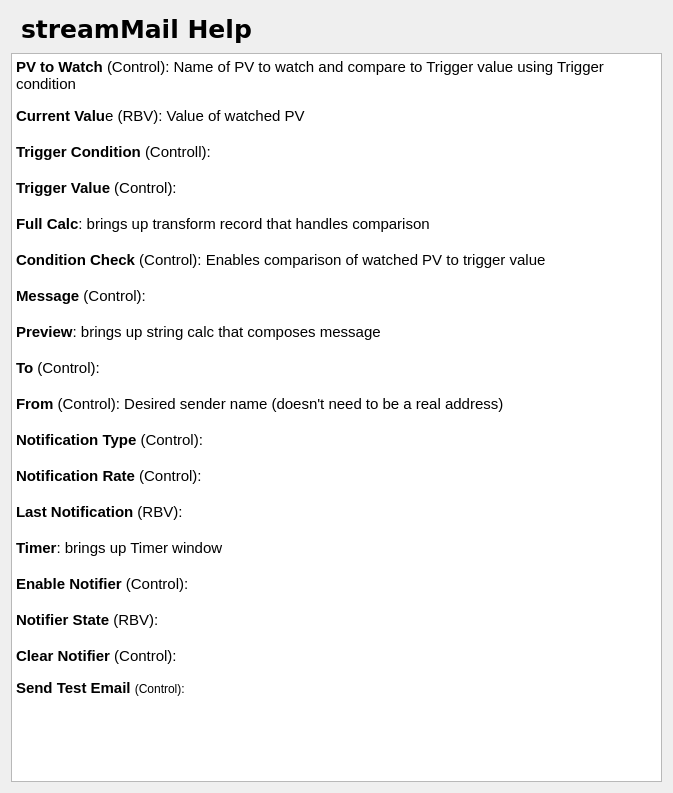
Old version of the form sMailApp/op/ui/streamMail_help.ui in the repository BCDA-APS/streamMail.
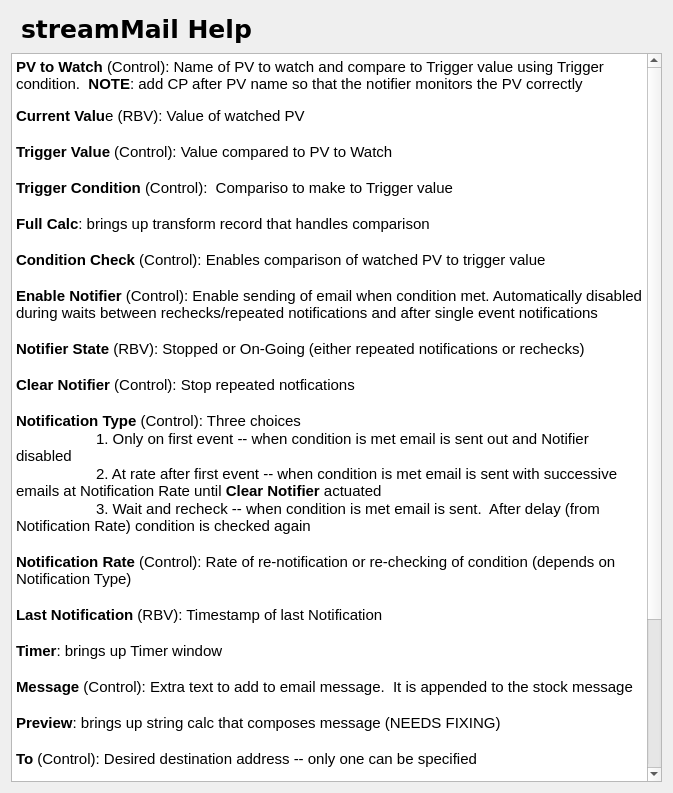
New version of the form. Custom widgets are drawn as their Qt base class.

```diff
--- a/sMailApp/op/ui/streamMail_help.ui
+++ b/sMailApp/op/ui/streamMail_help.ui
@@ -125,41 +125,52 @@
 &lt;html&gt;&lt;head&gt;&lt;meta name=&quot;qrichtext&quot; content=&quot;1&quot; /&gt;&lt;style type=&quot;text/css&quot;&gt;
 p, li { white-space: pre-wrap; }
 &lt;/style&gt;&lt;/head&gt;&lt;body style=&quot; font-family:'Sans Serif'; font-size:9pt; font-weight:400; font-style:normal;&quot;&gt;
-&lt;p style=&quot; margin-top:0px; margin-bottom:0px; margin-left:0px; margin-right:0px; -qt-block-indent:0; text-indent:0px;&quot;&gt;&lt;span style=&quot; font-family:'Cantarell'; font-size:11pt; font-weight:600;&quot;&gt;PV to Watch&lt;/span&gt;&lt;span style=&quot; font-family:'Cantarell'; font-size:11pt;&quot;&gt; (Control): Name of PV to watch and compare to Trigger value using Trigger condition&lt;/span&gt;&lt;/p&gt;
+&lt;p style=&quot; margin-top:0px; margin-bottom:0px; margin-left:0px; margin-right:0px; -qt-block-indent:0; text-indent:0px;&quot;&gt;&lt;span style=&quot; font-family:'Cantarell'; font-size:11pt; font-weight:600;&quot;&gt;PV to Watch&lt;/span&gt;&lt;span style=&quot; font-family:'Cantarell'; font-size:11pt;&quot;&gt; (Control): Name of PV to watch and compare to Trigger value using Trigger condition.  &lt;/span&gt;&lt;span style=&quot; font-family:'Cantarell'; font-size:11pt; font-weight:600;&quot;&gt;NOTE&lt;/span&gt;&lt;span style=&quot; font-family:'Cantarell'; font-size:11pt;&quot;&gt;: add CP after PV name so that the notifier monitors the PV correctly&lt;/span&gt;&lt;/p&gt;
 &lt;p style=&quot;-qt-paragraph-type:empty; margin-top:0px; margin-bottom:0px; margin-left:0px; margin-right:0px; -qt-block-indent:0; text-indent:0px;&quot;&gt;&lt;br /&gt;&lt;/p&gt;
 &lt;p style=&quot; margin-top:0px; margin-bottom:0px; margin-left:0px; margin-right:0px; -qt-block-indent:0; text-indent:0px;&quot;&gt;&lt;span style=&quot; font-family:'Cantarell'; font-size:11pt; font-weight:600;&quot;&gt;Current Valu&lt;/span&gt;&lt;span style=&quot; font-family:'Cantarell'; font-size:11pt;&quot;&gt;e (RBV): Value of watched PV&lt;/span&gt;&lt;/p&gt;
 &lt;p style=&quot;-qt-paragraph-type:empty; margin-top:0px; margin-bottom:0px; margin-left:0px; margin-right:0px; -qt-block-indent:0; text-indent:0px; font-family:'Cantarell'; font-size:11pt;&quot;&gt;&lt;br /&gt;&lt;/p&gt;
-&lt;p style=&quot; margin-top:0px; margin-bottom:0px; margin-left:0px; margin-right:0px; -qt-block-indent:0; text-indent:0px;&quot;&gt;&lt;span style=&quot; font-family:'Cantarell'; font-size:11pt; font-weight:600;&quot;&gt;Trigger Condition&lt;/span&gt;&lt;span style=&quot; font-family:'Cantarell'; font-size:11pt;&quot;&gt; (Controll): &lt;/span&gt;&lt;/p&gt;
+&lt;p style=&quot; margin-top:0px; margin-bottom:0px; margin-left:0px; margin-right:0px; -qt-block-indent:0; text-indent:0px;&quot;&gt;&lt;span style=&quot; font-family:'Cantarell'; font-size:11pt; font-weight:600;&quot;&gt;Trigger Value&lt;/span&gt;&lt;span style=&quot; font-family:'Cantarell'; font-size:11pt;&quot;&gt; (Control): Value compared to PV to Watch&lt;/span&gt;&lt;/p&gt;
 &lt;p style=&quot;-qt-paragraph-type:empty; margin-top:0px; margin-bottom:0px; margin-left:0px; margin-right:0px; -qt-block-indent:0; text-indent:0px; font-family:'Cantarell'; font-size:11pt;&quot;&gt;&lt;br /&gt;&lt;/p&gt;
-&lt;p style=&quot; margin-top:0px; margin-bottom:0px; margin-left:0px; margin-right:0px; -qt-block-indent:0; text-indent:0px;&quot;&gt;&lt;span style=&quot; font-family:'Cantarell'; font-size:11pt; font-weight:600;&quot;&gt;Trigger Value&lt;/span&gt;&lt;span style=&quot; font-family:'Cantarell'; font-size:11pt;&quot;&gt; (Control): &lt;/span&gt;&lt;/p&gt;
+&lt;p style=&quot; margin-top:0px; margin-bottom:0px; margin-left:0px; margin-right:0px; -qt-block-indent:0; text-indent:0px;&quot;&gt;&lt;span style=&quot; font-family:'Cantarell'; font-size:11pt; font-weight:600;&quot;&gt;Trigger Condition&lt;/span&gt;&lt;span style=&quot; font-family:'Cantarell'; font-size:11pt;&quot;&gt; (Control):  Compariso to make to Trigger value&lt;/span&gt;&lt;/p&gt;
 &lt;p style=&quot;-qt-paragraph-type:empty; margin-top:0px; margin-bottom:0px; margin-left:0px; margin-right:0px; -qt-block-indent:0; text-indent:0px; font-family:'Cantarell'; font-size:11pt;&quot;&gt;&lt;br /&gt;&lt;/p&gt;
 &lt;p style=&quot; margin-top:0px; margin-bottom:0px; margin-left:0px; margin-right:0px; -qt-block-indent:0; text-indent:0px;&quot;&gt;&lt;span style=&quot; font-family:'Cantarell'; font-size:11pt; font-weight:600;&quot;&gt;Full Calc&lt;/span&gt;&lt;span style=&quot; font-family:'Cantarell'; font-size:11pt;&quot;&gt;: brings up transform record that handles comparison&lt;/span&gt;&lt;/p&gt;
 &lt;p style=&quot;-qt-paragraph-type:empty; margin-top:0px; margin-bottom:0px; margin-left:0px; margin-right:0px; -qt-block-indent:0; text-indent:0px; font-family:'Cantarell'; font-size:11pt;&quot;&gt;&lt;br /&gt;&lt;/p&gt;
 &lt;p style=&quot; margin-top:0px; margin-bottom:0px; margin-left:0px; margin-right:0px; -qt-block-indent:0; text-indent:0px;&quot;&gt;&lt;span style=&quot; font-family:'Cantarell'; font-size:11pt; font-weight:600;&quot;&gt;Condition Check &lt;/span&gt;&lt;span style=&quot; font-family:'Cantarell'; font-size:11pt;&quot;&gt;(Control): Enables comparison of watched PV to trigger value&lt;/span&gt;&lt;/p&gt;
 &lt;p style=&quot;-qt-paragraph-type:empty; margin-top:0px; margin-bottom:0px; margin-left:0px; margin-right:0px; -qt-block-indent:0; text-indent:0px; font-family:'Cantarell'; font-size:11pt;&quot;&gt;&lt;br /&gt;&lt;/p&gt;
-&lt;p style=&quot; margin-top:0px; margin-bottom:0px; margin-left:0px; margin-right:0px; -qt-block-indent:0; text-indent:0px;&quot;&gt;&lt;span style=&quot; font-family:'Cantarell'; font-size:11pt; font-weight:600;&quot;&gt;Message&lt;/span&gt;&lt;span style=&quot; font-family:'Cantarell'; font-size:11pt;&quot;&gt; (Control):&lt;/span&gt;&lt;/p&gt;
+&lt;p style=&quot; margin-top:0px; margin-bottom:0px; margin-left:0px; margin-right:0px; -qt-block-indent:0; text-indent:0px;&quot;&gt;&lt;span style=&quot; font-family:'Cantarell'; font-size:11pt; font-weight:600;&quot;&gt;Enable Notifier &lt;/span&gt;&lt;span style=&quot; font-family:'Cantarell'; font-size:11pt;&quot;&gt;(Control): Enable sending of email when condition met. Automatically disabled during waits between rechecks/repeated notifications and after single event notifications&lt;/span&gt;&lt;/p&gt;
 &lt;p style=&quot;-qt-paragraph-type:empty; margin-top:0px; margin-bottom:0px; margin-left:0px; margin-right:0px; -qt-block-indent:0; text-indent:0px; font-family:'Cantarell'; font-size:11pt;&quot;&gt;&lt;br /&gt;&lt;/p&gt;
-&lt;p style=&quot; margin-top:0px; margin-bottom:0px; margin-left:0px; margin-right:0px; -qt-block-indent:0; text-indent:0px;&quot;&gt;&lt;span style=&quot; font-family:'Cantarell'; font-size:11pt; font-weight:600;&quot;&gt;Preview&lt;/span&gt;&lt;span style=&quot; font-family:'Cantarell'; font-size:11pt;&quot;&gt;: brings up string calc that composes message&lt;/span&gt;&lt;/p&gt;
+&lt;p style=&quot; margin-top:0px; margin-bottom:0px; margin-left:0px; margin-right:0px; -qt-block-indent:0; text-indent:0px;&quot;&gt;&lt;span style=&quot; font-family:'Cantarell'; font-size:11pt; font-weight:600;&quot;&gt;Notifier State&lt;/span&gt;&lt;span style=&quot; font-family:'Cantarell'; font-size:11pt;&quot;&gt; (RBV): Stopped or On-Going (either repeated notifications or rechecks)&lt;/span&gt;&lt;/p&gt;
 &lt;p style=&quot;-qt-paragraph-type:empty; margin-top:0px; margin-bottom:0px; margin-left:0px; margin-right:0px; -qt-block-indent:0; text-indent:0px; font-family:'Cantarell'; font-size:11pt;&quot;&gt;&lt;br /&gt;&lt;/p&gt;
-&lt;p style=&quot; margin-top:0px; margin-bottom:0px; margin-left:0px; margin-right:0px; -qt-block-indent:0; text-indent:0px;&quot;&gt;&lt;span style=&quot; font-family:'Cantarell'; font-size:11pt; font-weight:600;&quot;&gt;To&lt;/span&gt;&lt;span style=&quot; font-family:'Cantarell'; font-size:11pt;&quot;&gt; (Control):&lt;/span&gt;&lt;/p&gt;
+&lt;p style=&quot; margin-top:0px; margin-bottom:0px; margin-left:0px; margin-right:0px; -qt-block-indent:0; text-indent:0px;&quot;&gt;&lt;span style=&quot; font-family:'Cantarell'; font-size:11pt; font-weight:600;&quot;&gt;Clear Notifier&lt;/span&gt;&lt;span style=&quot; font-family:'Cantarell'; font-size:11pt;&quot;&gt; (Control): Stop repeated notfications &lt;/span&gt;&lt;/p&gt;
 &lt;p style=&quot;-qt-paragraph-type:empty; margin-top:0px; margin-bottom:0px; margin-left:0px; margin-right:0px; -qt-block-indent:0; text-indent:0px; font-family:'Cantarell'; font-size:11pt;&quot;&gt;&lt;br /&gt;&lt;/p&gt;
-&lt;p style=&quot; margin-top:0px; margin-bottom:0px; margin-left:0px; margin-right:0px; -qt-block-indent:0; text-indent:0px;&quot;&gt;&lt;span style=&quot; font-family:'Cantarell'; font-size:11pt; font-weight:600;&quot;&gt;From&lt;/span&gt;&lt;span style=&quot; font-family:'Cantarell'; font-size:11pt;&quot;&gt; (Control): Desired sender name (doesn't need to be a real address)&lt;/span&gt;&lt;/p&gt;
+&lt;p style=&quot; margin-top:0px; margin-bottom:0px; margin-left:0px; margin-right:0px; -qt-block-indent:0; text-indent:0px;&quot;&gt;&lt;span style=&quot; font-family:'Cantarell'; font-size:11pt; font-weight:600;&quot;&gt;Notification Type&lt;/span&gt;&lt;span style=&quot; font-family:'Cantarell'; font-size:11pt;&quot;&gt; (Control): Three choices &lt;/span&gt;&lt;/p&gt;
+&lt;p style=&quot; margin-top:0px; margin-bottom:0px; margin-left:0px; margin-right:0px; -qt-block-indent:0; text-indent:0px;&quot;&gt;&lt;span style=&quot; font-family:'Cantarell'; font-size:11pt;&quot;&gt;	1. Only on first event -- when condition is met email is sent out and Notifier disabled&lt;/span&gt;&lt;/p&gt;
+&lt;p style=&quot; margin-top:0px; margin-bottom:0px; margin-left:0px; margin-right:0px; -qt-block-indent:0; text-indent:0px;&quot;&gt;&lt;span style=&quot; font-family:'Cantarell'; font-size:11pt;&quot;&gt;	2. At rate after first event -- when condition is met email is sent with successive emails at Notification Rate until &lt;/span&gt;&lt;span style=&quot; font-family:'Cantarell'; font-size:11pt; font-weight:600;&quot;&gt;Clear Notifier&lt;/span&gt;&lt;span style=&quot; font-family:'Cantarell'; font-size:11pt;&quot;&gt; actuated&lt;/span&gt;&lt;/p&gt;
+&lt;p style=&quot; margin-top:0px; margin-bottom:0px; margin-left:0px; margin-right:0px; -qt-block-indent:0; text-indent:0px;&quot;&gt;&lt;span style=&quot; font-family:'Cantarell'; font-size:11pt;&quot;&gt;	3. Wait and recheck -- when condition is met email is sent.  After delay (from Notification Rate) condition is checked again&lt;/span&gt;&lt;/p&gt;
 &lt;p style=&quot;-qt-paragraph-type:empty; margin-top:0px; margin-bottom:0px; margin-left:0px; margin-right:0px; -qt-block-indent:0; text-indent:0px; font-family:'Cantarell'; font-size:11pt;&quot;&gt;&lt;br /&gt;&lt;/p&gt;
-&lt;p style=&quot; margin-top:0px; margin-bottom:0px; margin-left:0px; margin-right:0px; -qt-block-indent:0; text-indent:0px;&quot;&gt;&lt;span style=&quot; font-family:'Cantarell'; font-size:11pt; font-weight:600;&quot;&gt;Notification Type&lt;/span&gt;&lt;span style=&quot; font-family:'Cantarell'; font-size:11pt;&quot;&gt; (Control):&lt;/span&gt;&lt;/p&gt;
+&lt;p style=&quot; margin-top:0px; margin-bottom:0px; margin-left:0px; margin-right:0px; -qt-block-indent:0; text-indent:0px;&quot;&gt;&lt;span style=&quot; font-family:'Cantarell'; font-size:11pt; font-weight:600;&quot;&gt;Notification Rate&lt;/span&gt;&lt;span style=&quot; font-family:'Cantarell'; font-size:11pt;&quot;&gt; (Control): Rate of re-notification or re-checking of condition (depends on Notification Type)&lt;/span&gt;&lt;/p&gt;
 &lt;p style=&quot;-qt-paragraph-type:empty; margin-top:0px; margin-bottom:0px; margin-left:0px; margin-right:0px; -qt-block-indent:0; text-indent:0px; font-family:'Cantarell'; font-size:11pt;&quot;&gt;&lt;br /&gt;&lt;/p&gt;
-&lt;p style=&quot; margin-top:0px; margin-bottom:0px; margin-left:0px; margin-right:0px; -qt-block-indent:0; text-indent:0px;&quot;&gt;&lt;span style=&quot; font-family:'Cantarell'; font-size:11pt; font-weight:600;&quot;&gt;Notification Rate&lt;/span&gt;&lt;span style=&quot; font-family:'Cantarell'; font-size:11pt;&quot;&gt; (Control):&lt;/span&gt;&lt;/p&gt;
-&lt;p style=&quot;-qt-paragraph-type:empty; margin-top:0px; margin-bottom:0px; margin-left:0px; margin-right:0px; -qt-block-indent:0; text-indent:0px; font-family:'Cantarell'; font-size:11pt;&quot;&gt;&lt;br /&gt;&lt;/p&gt;
-&lt;p style=&quot; margin-top:0px; margin-bottom:0px; margin-left:0px; margin-right:0px; -qt-block-indent:0; text-indent:0px;&quot;&gt;&lt;span style=&quot; font-family:'Cantarell'; font-size:11pt; font-weight:600;&quot;&gt;Last Notification&lt;/span&gt;&lt;span style=&quot; font-family:'Cantarell'; font-size:11pt;&quot;&gt; (RBV):&lt;/span&gt;&lt;/p&gt;
+&lt;p style=&quot; margin-top:0px; margin-bottom:0px; margin-left:0px; margin-right:0px; -qt-block-indent:0; text-indent:0px;&quot;&gt;&lt;span style=&quot; font-family:'Cantarell'; font-size:11pt; font-weight:600;&quot;&gt;Last Notification&lt;/span&gt;&lt;span style=&quot; font-family:'Cantarell'; font-size:11pt;&quot;&gt; (RBV): Timestamp of last Notification&lt;/span&gt;&lt;/p&gt;
 &lt;p style=&quot;-qt-paragraph-type:empty; margin-top:0px; margin-bottom:0px; margin-left:0px; margin-right:0px; -qt-block-indent:0; text-indent:0px; font-family:'Cantarell'; font-size:11pt;&quot;&gt;&lt;br /&gt;&lt;/p&gt;
 &lt;p style=&quot; margin-top:0px; margin-bottom:0px; margin-left:0px; margin-right:0px; -qt-block-indent:0; text-indent:0px;&quot;&gt;&lt;span style=&quot; font-family:'Cantarell'; font-size:11pt; font-weight:600;&quot;&gt;Timer&lt;/span&gt;&lt;span style=&quot; font-family:'Cantarell'; font-size:11pt;&quot;&gt;: brings up Timer window&lt;/span&gt;&lt;/p&gt;
 &lt;p style=&quot;-qt-paragraph-type:empty; margin-top:0px; margin-bottom:0px; margin-left:0px; margin-right:0px; -qt-block-indent:0; text-indent:0px; font-family:'Cantarell'; font-size:11pt;&quot;&gt;&lt;br /&gt;&lt;/p&gt;
-&lt;p style=&quot; margin-top:0px; margin-bottom:0px; margin-left:0px; margin-right:0px; -qt-block-indent:0; text-indent:0px;&quot;&gt;&lt;span style=&quot; font-family:'Cantarell'; font-size:11pt; font-weight:600;&quot;&gt;Enable Notifier &lt;/span&gt;&lt;span style=&quot; font-family:'Cantarell'; font-size:11pt;&quot;&gt;(Control):&lt;/span&gt;&lt;/p&gt;
+&lt;p style=&quot; margin-top:0px; margin-bottom:0px; margin-left:0px; margin-right:0px; -qt-block-indent:0; text-indent:0px;&quot;&gt;&lt;span style=&quot; font-family:'Cantarell'; font-size:11pt; font-weight:600;&quot;&gt;Message&lt;/span&gt;&lt;span style=&quot; font-family:'Cantarell'; font-size:11pt;&quot;&gt; (Control): Extra text to add to email message.  It is appended to the stock message&lt;/span&gt;&lt;/p&gt;
 &lt;p style=&quot;-qt-paragraph-type:empty; margin-top:0px; margin-bottom:0px; margin-left:0px; margin-right:0px; -qt-block-indent:0; text-indent:0px; font-family:'Cantarell'; font-size:11pt;&quot;&gt;&lt;br /&gt;&lt;/p&gt;
-&lt;p style=&quot; margin-top:0px; margin-bottom:0px; margin-left:0px; margin-right:0px; -qt-block-indent:0; text-indent:0px;&quot;&gt;&lt;span style=&quot; font-family:'Cantarell'; font-size:11pt; font-weight:600;&quot;&gt;Notifier State&lt;/span&gt;&lt;span style=&quot; font-family:'Cantarell'; font-size:11pt;&quot;&gt; (RBV):&lt;/span&gt;&lt;/p&gt;
+&lt;p style=&quot; margin-top:0px; margin-bottom:0px; margin-left:0px; margin-right:0px; -qt-block-indent:0; text-indent:0px;&quot;&gt;&lt;span style=&quot; font-family:'Cantarell'; font-size:11pt; font-weight:600;&quot;&gt;Preview&lt;/span&gt;&lt;span style=&quot; font-family:'Cantarell'; font-size:11pt;&quot;&gt;: brings up string calc that composes message (NEEDS FIXING)&lt;/span&gt;&lt;/p&gt;
 &lt;p style=&quot;-qt-paragraph-type:empty; margin-top:0px; margin-bottom:0px; margin-left:0px; margin-right:0px; -qt-block-indent:0; text-indent:0px; font-family:'Cantarell'; font-size:11pt;&quot;&gt;&lt;br /&gt;&lt;/p&gt;
-&lt;p style=&quot; margin-top:0px; margin-bottom:0px; margin-left:0px; margin-right:0px; -qt-block-indent:0; text-indent:0px;&quot;&gt;&lt;span style=&quot; font-family:'Cantarell'; font-size:11pt; font-weight:600;&quot;&gt;Clear Notifier&lt;/span&gt;&lt;span style=&quot; font-family:'Cantarell'; font-size:11pt;&quot;&gt; (Control):&lt;/span&gt;&lt;/p&gt;
+&lt;p style=&quot; margin-top:0px; margin-bottom:0px; margin-left:0px; margin-right:0px; -qt-block-indent:0; text-indent:0px;&quot;&gt;&lt;span style=&quot; font-family:'Cantarell'; font-size:11pt; font-weight:600;&quot;&gt;To&lt;/span&gt;&lt;span style=&quot; font-family:'Cantarell'; font-size:11pt;&quot;&gt; (Control): Desired destination address -- only one can be specified&lt;/span&gt;&lt;/p&gt;
+&lt;p style=&quot;-qt-paragraph-type:empty; margin-top:0px; margin-bottom:0px; margin-left:0px; margin-right:0px; -qt-block-indent:0; text-indent:0px; font-family:'Cantarell'; font-size:11pt;&quot;&gt;&lt;br /&gt;&lt;/p&gt;
+&lt;p style=&quot; margin-top:0px; margin-bottom:0px; margin-left:0px; margin-right:0px; -qt-block-indent:0; text-indent:0px;&quot;&gt;&lt;span style=&quot; font-family:'Cantarell'; font-size:11pt; font-weight:600;&quot;&gt;From&lt;/span&gt;&lt;span style=&quot; font-family:'Cantarell'; font-size:11pt;&quot;&gt; (Control): Desired sender name (doesn't need to be a real address)&lt;/span&gt;&lt;/p&gt;
+&lt;p style=&quot;-qt-paragraph-type:empty; margin-top:0px; margin-bottom:0px; margin-left:0px; margin-right:0px; -qt-block-indent:0; text-indent:0px; font-family:'Cantarell'; font-size:11pt; font-weight:600;&quot;&gt;&lt;br /&gt;&lt;/p&gt;
+&lt;p style=&quot; margin-top:0px; margin-bottom:0px; margin-left:0px; margin-right:0px; -qt-block-indent:0; text-indent:0px;&quot;&gt;&lt;span style=&quot; font-family:'Cantarell'; font-size:11pt; font-weight:600;&quot;&gt;Mail Error &lt;/span&gt;&lt;span style=&quot; font-family:'Cantarell'; font-size:11pt;&quot;&gt;(RBV): Error reported (if any) when email attempted&lt;/span&gt;&lt;/p&gt;
+&lt;p style=&quot;-qt-paragraph-type:empty; margin-top:0px; margin-bottom:0px; margin-left:0px; margin-right:0px; -qt-block-indent:0; text-indent:0px; font-family:'Cantarell'; font-size:11pt; font-weight:600;&quot;&gt;&lt;br /&gt;&lt;/p&gt;
+&lt;p style=&quot; margin-top:0px; margin-bottom:0px; margin-left:0px; margin-right:0px; -qt-block-indent:0; text-indent:0px;&quot;&gt;&lt;span style=&quot; font-family:'Cantarell'; font-size:11pt; font-weight:600;&quot;&gt;Error Timestamp &lt;/span&gt;&lt;span style=&quot; font-family:'Cantarell'; font-size:11pt;&quot;&gt;(RBV): timestamp of error (if any) when email attempted&lt;/span&gt;&lt;/p&gt;
 &lt;p style=&quot;-qt-paragraph-type:empty; margin-top:0px; margin-bottom:0px; margin-left:0px; margin-right:0px; -qt-block-indent:0; text-indent:0px;&quot;&gt;&lt;br /&gt;&lt;/p&gt;
-&lt;p style=&quot; margin-top:0px; margin-bottom:0px; margin-left:0px; margin-right:0px; -qt-block-indent:0; text-indent:0px;&quot;&gt;&lt;span style=&quot; font-size:11pt; font-weight:600;&quot;&gt;Send Test Email &lt;/span&gt;(Control):&lt;/p&gt;&lt;/body&gt;&lt;/html&gt;</string>
+&lt;p style=&quot; margin-top:0px; margin-bottom:0px; margin-left:0px; margin-right:0px; -qt-block-indent:0; text-indent:0px;&quot;&gt;&lt;span style=&quot; font-family:'Cantarell'; font-size:11pt; font-weight:600;&quot;&gt;Error Severity &lt;/span&gt;&lt;span style=&quot; font-family:'Cantarell'; font-size:11pt;&quot;&gt;(RBV): Error severity (if any) of mail record&lt;/span&gt;&lt;/p&gt;
+&lt;p style=&quot;-qt-paragraph-type:empty; margin-top:0px; margin-bottom:0px; margin-left:0px; margin-right:0px; -qt-block-indent:0; text-indent:0px;&quot;&gt;&lt;br /&gt;&lt;/p&gt;
+&lt;p style=&quot; margin-top:0px; margin-bottom:0px; margin-left:0px; margin-right:0px; -qt-block-indent:0; text-indent:0px;&quot;&gt;&lt;span style=&quot; font-family:'Cantarell'; font-size:11pt; font-weight:600;&quot;&gt;Status &lt;/span&gt;&lt;span style=&quot; font-family:'Cantarell'; font-size:11pt;&quot;&gt;(RBV): Status of mail record&lt;/span&gt;&lt;/p&gt;
+&lt;p style=&quot;-qt-paragraph-type:empty; margin-top:0px; margin-bottom:0px; margin-left:0px; margin-right:0px; -qt-block-indent:0; text-indent:0px;&quot;&gt;&lt;br /&gt;&lt;/p&gt;
+&lt;p style=&quot; margin-top:0px; margin-bottom:0px; margin-left:0px; margin-right:0px; -qt-block-indent:0; text-indent:0px;&quot;&gt;&lt;span style=&quot; font-size:11pt; font-weight:600;&quot;&gt;Send Test Email &lt;/span&gt;(Control): Sends test email&lt;/p&gt;&lt;/body&gt;&lt;/html&gt;</string>
        </property>
       </widget>
      </item>
```
